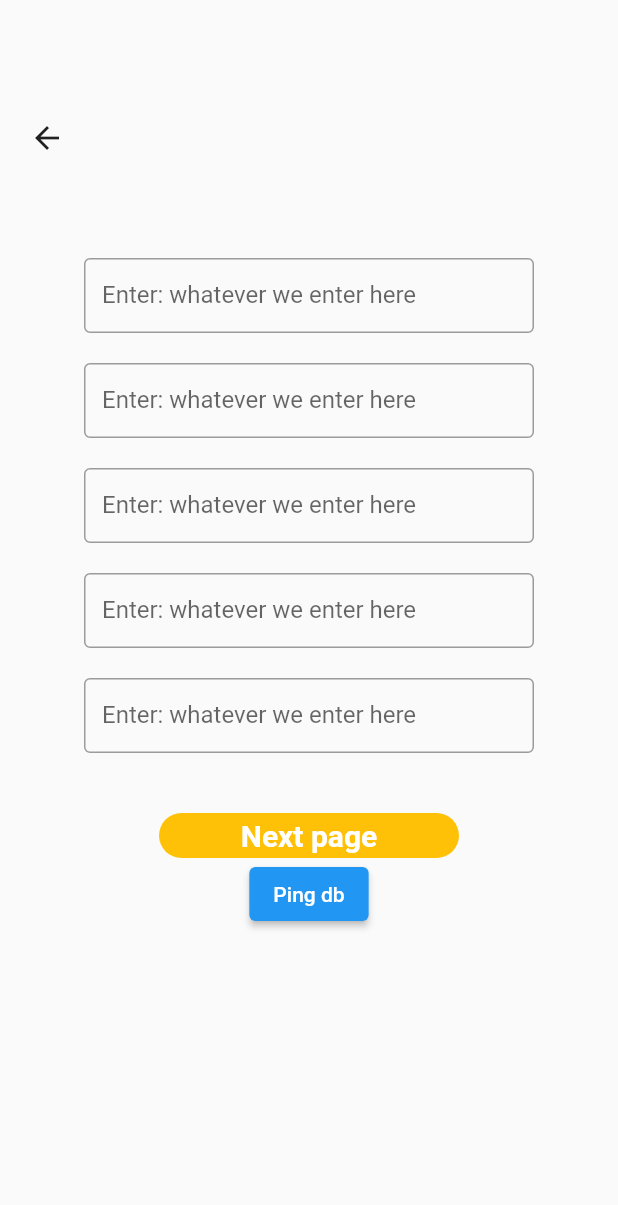
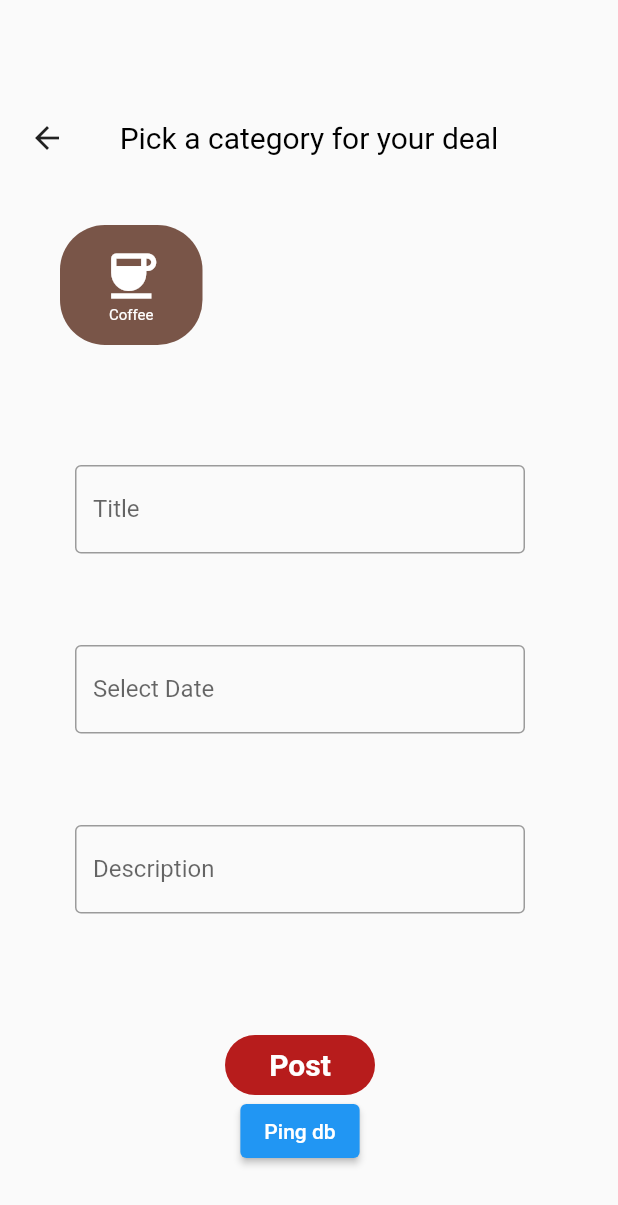
Before and after one commit to rnewso4/Project-Lowkey, a Flutter app: the CreateNew screen opened directly, on a phone screen of 412 x 824 dp. Shown: the top 1205 px of the screen. Run offline on Flutter 3.47's test engine with Material 2 defaults, Android fonts, the phone set to English and light mode, and no system bars; our stand-ins replace dots_indicator, firebase_core, firebase_storage; accounts and stored records are empty; Roboto replaces fonts that are missing (helvetica).

Commit message:
create_new ui

```diff
--- a/lowkey/lib/UI/create_new.dart
+++ b/lowkey/lib/UI/create_new.dart
@@ -23,74 +23,93 @@ class _CreateNewState extends State<CreateNew> {
           ),
           onTap: () => Navigator.pop(context),
         ),
-        Align(
-          alignment: Alignment.center,
-          child: SizedBox(
-            height: 500,
-            width: 400,
+        const Align(
+          alignment: Alignment(0.0, -0.8),
+          child: Text(
+            'Pick a category for your deal',
+            style: TextStyle(
+              fontSize: 20,
+              fontFamily: 'helvetica',
+              color: Colors.black,
+            )
+          ),
+        ),
+        Positioned(
+          top: 150,
+          left: 40,
+          child: Row(children: <Widget> [
+            InkWell(
+              child: Container(
+                height: 80,
+                width: 95,
+                decoration: const BoxDecoration(
+                  gradient: LinearGradient(
+                    colors: <Color> [
+                      Colors.brown,
+                      Colors.brown,
+                    ]
+                  ),
+                  borderRadius: BorderRadius.all(Radius.circular(30)),
+                ),
+                child: Column(
+                  mainAxisAlignment: MainAxisAlignment.center,
+                  children: const <Widget> [
+                    Icon(
+                      Icons.coffee,
+                      size: 40,
+                      color: Colors.white,
+                    ),
+                    Text(
+                      'Coffee',
+                      style: TextStyle(
+                        fontSize: 10,
+                        fontFamily: 'helvetica',
+                        color: Colors.white,
+                      ),
+                    ),
+                  ])
+              )),
+          ],),
+        ),
+        Positioned(
+          top: 300,
+          left: 40,
           child: Column(children: <Widget>[
             Container(
-                height: 50,
+              height: 100,
               width: 300,
               margin: const EdgeInsets.all(10),
               child: const TextField(
                 decoration: InputDecoration(
                   border:
                     OutlineInputBorder(borderSide: BorderSide(width: 60)),
-                    labelText: 'Enter: whatever we enter here',
+                      labelText: 'Title',
                     ),
-                  keyboardType:
-                      TextInputType.text, //whatever this is supposed to be
+                    keyboardType: TextInputType.text,
                 ),
               ),
               Container(
-                height: 50,
+                height: 100,
+                width: 300,
+                margin: const EdgeInsets.all(10),
+                child: const TextField(
+                  decoration: InputDecoration(
+                    border:
+                        OutlineInputBorder(borderSide: BorderSide(width: 100)),
+                    labelText: 'Select Date',
+                  ),
+                  keyboardType: TextInputType.text,
+                ),
+              ),
+              Container(
+                height: 100,
                 width: 300,
                 margin: const EdgeInsets.all(10),
                 child: const TextField(
                   decoration: InputDecoration(
                     border:
                         OutlineInputBorder(borderSide: BorderSide(width: 60)),
-                    labelText: 'Enter: whatever we enter here',
-                  ),
-                  keyboardType: TextInputType.text,
-                ),
-              ),
-              Container(
-                height: 50,
-                width: 300,
-                margin: const EdgeInsets.all(10),
-                child: const TextField(
-                  decoration: InputDecoration(
-                    border:
-                        OutlineInputBorder(borderSide: BorderSide(width: 100)),
-                    labelText: 'Enter: whatever we enter here',
-                  ),
-                  keyboardType: TextInputType.text,
-                ),
-              ),
-              Container(
-                height: 50,
-                width: 300,
-                margin: const EdgeInsets.all(10),
-                child: const TextField(
-                  decoration: InputDecoration(
-                    border:
-                        OutlineInputBorder(borderSide: BorderSide(width: 60)),
-                    labelText: 'Enter: whatever we enter here',
-                  ),
-                  keyboardType: TextInputType.text,
-                ),
-              ),
-              Container(
-                height: 50,
-                width: 300,
-                margin: const EdgeInsets.all(10),
-                child: const TextField(
-                  decoration: InputDecoration(
-                    border:
-                        OutlineInputBorder(borderSide: BorderSide(width: 60)),
-                    labelText: 'Enter: whatever we enter here',
+                    labelText: 'Description',
                   ),
                   keyboardType: TextInputType.text,
                 ),
@@ -104,20 +123,20 @@ class _CreateNewState extends State<CreateNew> {
                     ),
                 child: Container(
                   margin: const EdgeInsets.only(top: 30),
-                  height: 30,
-                  width: 200,
+                  height: 40,
+                  width: 100,
                   decoration: const BoxDecoration(
                       gradient: LinearGradient(
                           begin: Alignment.topLeft,
                           end: Alignment.bottomRight,
                           colors: <Color>[
-                            Colors.amber,
-                            Colors.amber,
+                            Color(0xFFB71C1C),
+                            Color(0xFFB71C1C),
                           ]),
                       borderRadius: BorderRadius.all(Radius.circular(30))),
                   child: const Center(
                     child: Text(
-                      'Next page',
+                      'Post',
                       style: TextStyle(
                         color: Colors.white,
                         fontWeight: FontWeight.bold,
@@ -136,7 +155,6 @@ class _CreateNewState extends State<CreateNew> {
             ]
             ),
           ),
-        ),
           ] //children
           ),
     );
```
Lines whose indentation alone changed are shown as unchanged.
